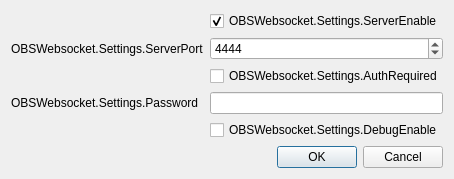
Old version of the form forms/settings-dialog.ui in the repository obsproject/obs-websocket.
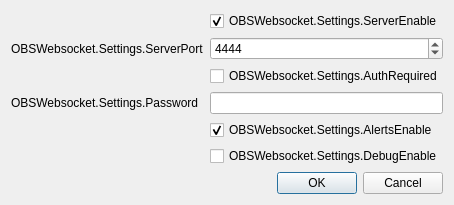
New version of the form.

Commit message:
general(notifications): Toggle tray notifications/alerts
Closes #120

Diff of the .ui file:
```diff
--- a/forms/settings-dialog.ui
+++ b/forms/settings-dialog.ui
@@ -7,7 +7,7 @@
     <x>0</x>
     <y>0</y>
     <width>407</width>
-    <height>175</height>
+    <height>195</height>
    </rect>
   </property>
   <property name="sizePolicy">
@@ -80,6 +80,16 @@
       </widget>
      </item>
      <item row="5" column="1">
+       <widget class="QCheckBox" name="alertsEnabled">
+         <property name="text">
+           <string>OBSWebsocket.Settings.AlertsEnable</string>
+         </property>
+         <property name="checked">
+           <bool>true</bool>
+         </property>
+       </widget>
+     </item>
+     <item row="6" column="1">
        <widget class="QCheckBox" name="debugEnabled">
          <property name="text">
            <string>OBSWebsocket.Settings.DebugEnable</string>
```
Left out of the diff: 8 changed lines with no effect on the pictures. The commit also changes 5 other files.
